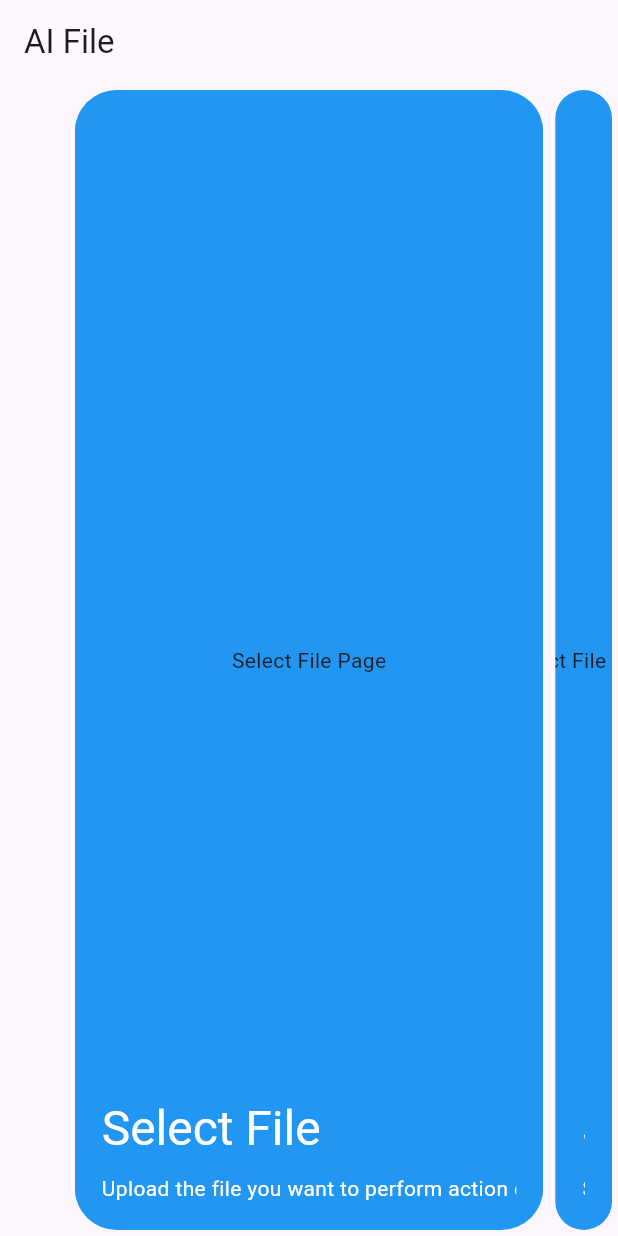
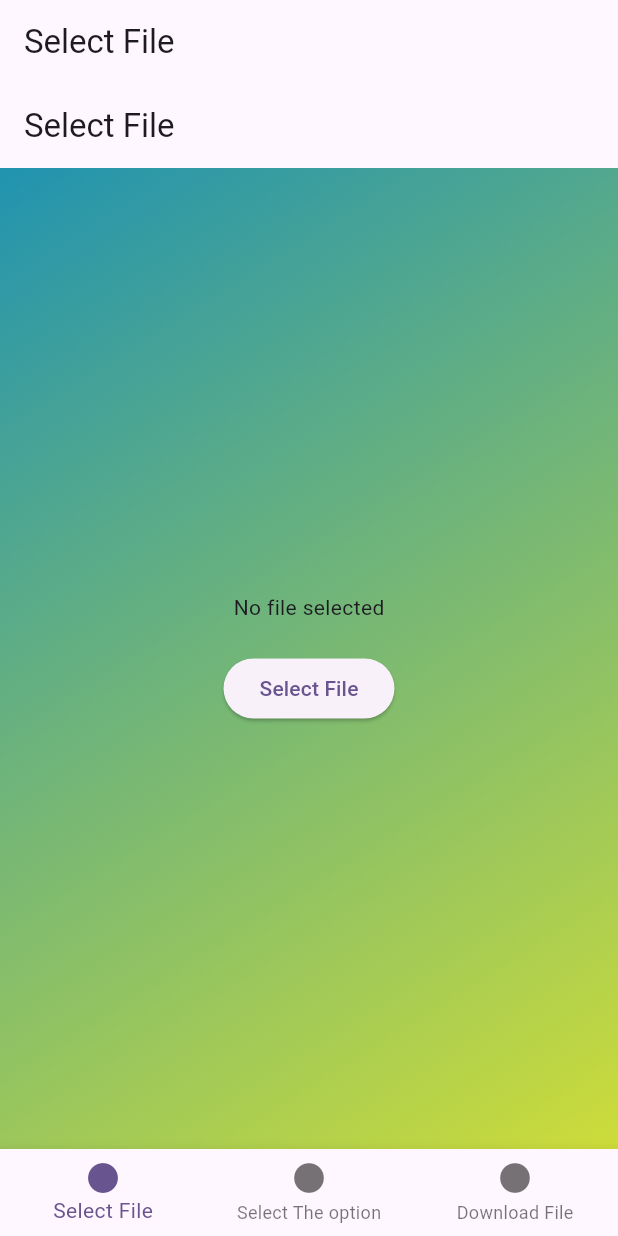
Before and after one commit to Abdul-Hadi-Jalil/NLP-Project, a Flutter app: the screen it shows after launch, on a phone screen of 412 x 824 dp. Run offline on Flutter 3.47's test engine with Material 3 defaults, Android fonts, the phone set to English and light mode, and no system bars; our stand-ins replace file_picker; missing offline and left inert: dart:html.

Commit message:
modified UI

```diff
--- a/Frontend/AIFile/lib/data/card_data.dart
+++ b/Frontend/AIFile/lib/data/card_data.dart
@@ -1,4 +1,6 @@
 import '../models/card_model.dart';
+import '../views/download_file_page.dart';
+import '../views/perform_action_page.dart';
 import '../views/select_file_page.dart';
 
 class CardData {
@@ -11,12 +13,12 @@ class CardData {
     CardModel(
       title: 'Select The option',
       subtitle: 'Select the action you want to perform on the file',
-      page: SelectFilePage(),
+      page: PerformActionPage(),
     ),
     CardModel(
       title: 'Download File',
       subtitle: 'Download the file after the action is performed',
-      page: SelectFilePage(),
+      page: DownloadFilePage(),
     ),
   ];
 }
--- a/Frontend/AIFile/lib/main.dart
+++ b/Frontend/AIFile/lib/main.dart
@@ -1,5 +1,5 @@
 import 'package:flutter/material.dart';
-import 'constants/constants.dart';
+import 'utils/constants/constants.dart';
 import 'views/my_home_page.dart';
 
 void main() {
--- /dev/null
+++ b/Frontend/AIFile/lib/utils/global/global.dart
@@ -0,0 +1,6 @@
+import 'package:file_picker/file_picker.dart';
+
+class Global {
+  static String? fileName;
+  static PlatformFile? file;
+}
--- a/Frontend/AIFile/lib/views/my_home_page.dart
+++ b/Frontend/AIFile/lib/views/my_home_page.dart
@@ -1,8 +1,5 @@
-import 'package:ai_file/models/card_model.dart';
 import 'package:flutter/material.dart';
-import '../constants/constants.dart';
 import '../data/card_data.dart';
-import '../widgets/hero_layout_card.dart';
 
 class MyHomePage extends StatefulWidget {
   const MyHomePage({super.key});
@@ -12,31 +9,47 @@ class MyHomePage extends StatefulWidget {
 }
 
 class _MyHomePageState extends State<MyHomePage> {
-  final CarouselController controller = CarouselController(initialItem: 0);
+  final PageController _pageController = PageController(initialPage: 0);
+
+  int _currentIndex = 0;
+
+  void _onPageChanged(int index) {
+    setState(() {
+      _currentIndex = index;
+    });
+  }
+
   @override
   Widget build(BuildContext context) {
-    final double height = MediaQuery.sizeOf(context).height;
     return Scaffold(
       appBar: AppBar(
-        title: const Text(AppText.appName),
+        title: Text(CardData.cardList[_currentIndex].title),
       ),
-      body: ConstrainedBox(
-        constraints: BoxConstraints(maxHeight: height),
-        child: CarouselView.weighted(
-          controller: controller,
-          itemSnapping: true,
-          flexWeights: const <int>[1, 7, 1],
-          children: CardData.cardList.map((CardModel card) {
-            return HeroLayoutCard(cardInfo: card);
-          }).toList(),
-        ),
+      body: PageView.builder(
+        controller: _pageController,
+        itemCount: CardData.cardList.length,
+        onPageChanged: _onPageChanged,
+        itemBuilder: (context, index) {
+          final card = CardData.cardList[index];
+          return card.page;
+        },
+      ),
+      bottomNavigationBar: BottomNavigationBar(
+        currentIndex: _currentIndex,
+        onTap: (index) {
+          _pageController.animateToPage(
+            index,
+            duration: const Duration(milliseconds: 300),
+            curve: Curves.easeInOut,
+          );
+        },
+        items: CardData.cardList.map((card) {
+          return BottomNavigationBarItem(
+            icon: const Icon(Icons.circle),
+            label: card.title,
+          );
+        }).toList(),
       ),
     );
   }
-
-  @override
-  void dispose() {
-    controller.dispose();
-    super.dispose();
-  }
 }
--- a/Frontend/AIFile/lib/views/select_file_page.dart
+++ b/Frontend/AIFile/lib/views/select_file_page.dart
@@ -1,14 +1,62 @@
 import 'package:flutter/material.dart';
+import 'package:file_picker/file_picker.dart';
 
-class SelectFilePage extends StatelessWidget {
+import '../utils/global/global.dart';
+
+class SelectFilePage extends StatefulWidget {
   const SelectFilePage({super.key});
 
   @override
+  State<SelectFilePage> createState() => _SelectFilePageState();
+}
+
+class _SelectFilePageState extends State<SelectFilePage> {
+  Future<void> uploadFile() async {
+    final result = await FilePicker.platform.pickFiles();
+    if (result != null) {
+      ScaffoldMessenger.of(context).showSnackBar(
+        const SnackBar(content: Text('File uploaded successfully!')),
+      );
+      setState(() {
+        Global.file = result.files.first;
+        Global.fileName = Global.file!.name;
+      });
+    } else {
+      ScaffoldMessenger.of(context).showSnackBar(
+        const SnackBar(content: Text('No file selected!')),
+      );
+    }
+  }
+
+  @override
   Widget build(BuildContext context) {
-    return Container(
-      color: Colors.blue,
-      child: const Center(
-        child: Text('Select File Page'),
+    return Scaffold(
+      appBar: AppBar(
+        title: const Text('Select File'),
+      ),
+      body: Container(
+        decoration: const BoxDecoration(
+          gradient: LinearGradient(
+            colors: [Color(0xFF2193b0), Colors.lime],
+            begin: Alignment.topLeft,
+            end: Alignment.bottomRight,
+          ),
+        ),
+        child: Center(
+          child: Column(
+            mainAxisAlignment: MainAxisAlignment.center,
+            children: [
+              Global.fileName != null
+                  ? Text('Selected File: ${Global.fileName}')
+                  : const Text('No file selected'),
+              const SizedBox(height: 20),
+              ElevatedButton(
+                onPressed: uploadFile,
+                child: const Text('Select File'),
+              ),
+            ],
+          ),
+        ),
       ),
     );
   }
--- a/Frontend/AIFile/lib/widgets/hero_layout_card.dart
+++ b/Frontend/AIFile/lib/widgets/hero_layout_card.dart
@@ -14,12 +14,10 @@ class HeroLayoutCard extends StatelessWidget {
     return Stack(
         alignment: AlignmentDirectional.bottomStart,
         children: <Widget>[
-          ClipRect(
-            child: OverflowBox(
-              maxWidth: width * 7 / 8,
-              minWidth: width * 7 / 8,
-              child: cardInfo.page,
-            ),
+          OverflowBox(
+            maxWidth: width * 7 / 8,
+            minWidth: width * 7 / 8,
+            child: cardInfo.page,
           ),
           Padding(
             padding: const EdgeInsets.all(18.0),
--- a/Frontend/AIFile/pubspec.yaml
+++ b/Frontend/AIFile/pubspec.yaml
@@ -34,6 +34,8 @@ dependencies:
   # The following adds the Cupertino Icons font to your application.
   # Use with the CupertinoIcons class for iOS style icons.
   cupertino_icons: ^1.0.8
+  file_picker: ^8.1.7
+  html: ^0.15.5
 
 dev_dependencies:
   flutter_test:
```
Also changed, not shown: Frontend/AIFile/lib/views/download_file_page.dart (added, +43 -0 lines), Frontend/AIFile/lib/views/perform_action_page.dart (added, +68 -0 lines), Frontend/AIFile/lib/utils/constants/constants.dart (renamed from Frontend/AIFile/lib/constants/constants.dart), Frontend/AIFile/pubspec.lock.
